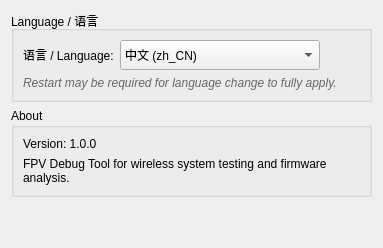
Above: page_settings.ui from weiliankang/fpv-pc-tool before the change. Below: the same form after it.
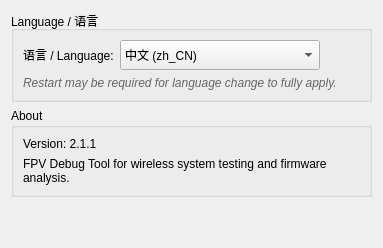
That is the form after the change.

The edit to the form file:
```diff
--- a/page_settings.ui
+++ b/page_settings.ui
@@ -75,7 +75,7 @@
       <item>
        <widget class="QLabel" name="labelAboutVer">
         <property name="text">
-         <string>Version: 1.0.0</string>
+         <string>Version: 2.1.1</string>
         </property>
        </widget>
       </item>
```
